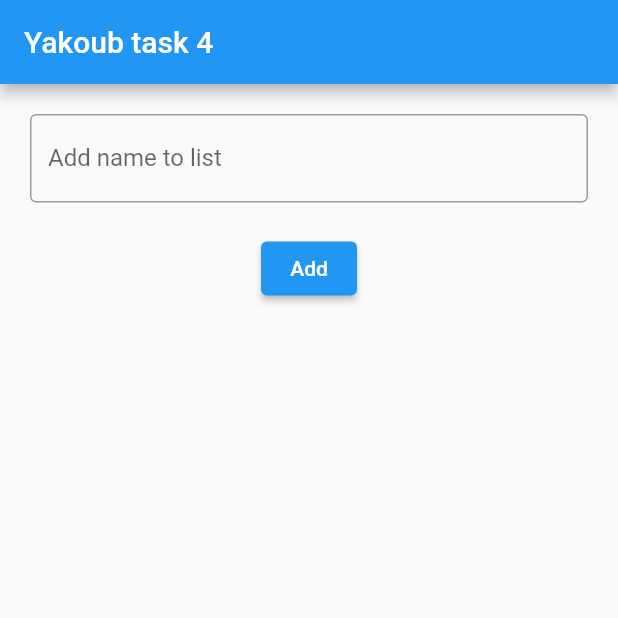
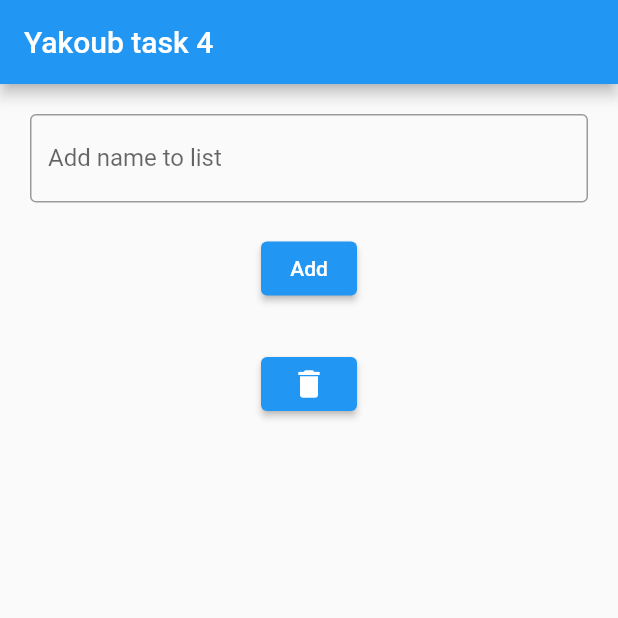
Before and after one commit to OMadridista/list_app, a Flutter app: the screen it shows after launch, after a tap on "Add", on a phone screen of 412 x 824 dp, the top half of it. Run offline on Flutter 3.47's test engine with Material 2 defaults, Android fonts, the phone set to English and light mode, and no system bars.

Commit message:
add delete button

```diff
--- a/lib/main.dart
+++ b/lib/main.dart
@@ -19,6 +19,14 @@ class _State extends State<MyApp> {
   void addItemToList() {
     setState(() {
       names.insert(0, nameController.text);
+    });
+  }
+
+  int index = 0;
+
+  void removeItemFromList(int index) {
+    setState(() {
+      names.removeAt(index);
     });
   }
 
@@ -51,12 +59,24 @@ class _State extends State<MyApp> {
                   itemCount: names.length,
                   itemBuilder: (BuildContext context, int index) {
                     return Container(
-                      child: Center(
-                          child: Text(
-                        '${names[index]} ',
-                        style: TextStyle(fontSize: 18),
-                      )),
-                    );
+                        child: new Column(
+                      children: [
+                        new Container(
+                          child: Center(
+                            child: Text(
+                              '${names[index]} ',
+                              style: TextStyle(fontSize: 18),
+                            ),
+                          ),
+                        ),
+                        new Container(
+                            child: ElevatedButton(
+                                child: Icon(Icons.delete),
+                                onPressed: () {
+                                  removeItemFromList(index);
+                                }))
+                      ],
+                    ));
                   }))
         ]));
   }
```
